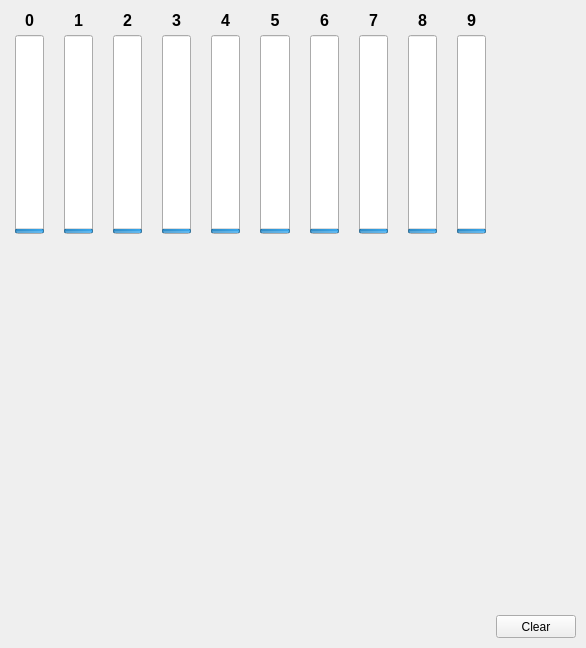
This is ui_mainwindow.ui in StepanTWL/RecognizeNumber as Qt 5 draws it before an edit. The edited form follows.
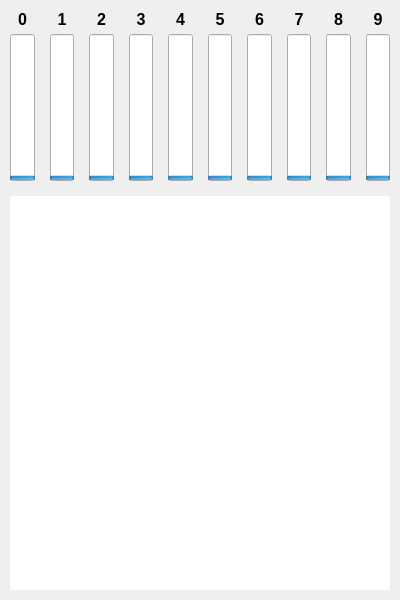
This is the edited form.

```diff
--- a/ui_mainwindow.ui
+++ b/ui_mainwindow.ui
@@ -6,15 +6,15 @@
    <rect>
     <x>0</x>
     <y>0</y>
-    <width>586</width>
-    <height>648</height>
+    <width>400</width>
+    <height>600</height>
    </rect>
   </property>
   <property name="windowTitle">
    <string>MainWindow</string>
   </property>
   <widget class="QWidget" name="centralwidget">
-   <layout class="QGridLayout" name="gridLayout" rowstretch="1,10,20" columnstretch="20,2">
+   <layout class="QGridLayout" name="gridLayout" rowstretch="1,100,250,0" columnstretch="0">
     <property name="leftMargin">
      <number>10</number>
     </property>
@@ -33,22 +33,22 @@
     <item row="1" column="0">
      <layout class="QHBoxLayout" name="horizontalLayout">
       <property name="spacing">
-       <number>20</number>
+       <number>15</number>
       </property>
       <property name="leftMargin">
-       <number>5</number>
+       <number>0</number>
       </property>
       <property name="topMargin">
        <number>0</number>
       </property>
       <property name="rightMargin">
-       <number>5</number>
+       <number>0</number>
       </property>
       <property name="bottomMargin">
-       <number>0</number>
+       <number>10</number>
       </property>
       <item>
-       <widget class="QProgressBar" name="progressBar_2">
+       <widget class="QProgressBar" name="progressBar_0">
         <property name="sizePolicy">
          <sizepolicy hsizetype="Minimum" vsizetype="Expanding">
           <horstretch>0</horstretch>
@@ -75,7 +75,29 @@
        </widget>
       </item>
       <item>
-       <widget class="QProgressBar" name="progressBar_4">
+       <widget class="QProgressBar" name="progressBar_1">
+        <property name="sizePolicy">
+         <sizepolicy hsizetype="Minimum" vsizetype="Expanding">
+          <horstretch>0</horstretch>
+          <verstretch>0</verstretch>
+         </sizepolicy>
+        </property>
+        <property name="value">
+         <number>1</number>
+        </property>
+        <property name="alignment">
+         <set>Qt::AlignCenter</set>
+        </property>
+        <property name="textVisible">
+         <bool>false</bool>
+        </property>
+        <property name="orientation">
+         <enum>Qt::Vertical</enum>
+        </property>
+       </widget>
+      </item>
+      <item>
+       <widget class="QProgressBar" name="progressBar_2">
         <property name="sizePolicy">
          <sizepolicy hsizetype="Minimum" vsizetype="Expanding">
           <horstretch>0</horstretch>
@@ -119,7 +141,7 @@
        </widget>
       </item>
       <item>
-       <widget class="QProgressBar" name="progressBar_10">
+       <widget class="QProgressBar" name="progressBar_4">
         <property name="sizePolicy">
          <sizepolicy hsizetype="Minimum" vsizetype="Expanding">
           <horstretch>0</horstretch>
@@ -141,7 +163,7 @@
        </widget>
       </item>
       <item>
-       <widget class="QProgressBar" name="progressBar_9">
+       <widget class="QProgressBar" name="progressBar_5">
         <property name="sizePolicy">
          <sizepolicy hsizetype="Minimum" vsizetype="Expanding">
           <horstretch>0</horstretch>
@@ -229,7 +251,7 @@
        </widget>
       </item>
       <item>
-       <widget class="QProgressBar" name="progressBar_5">
+       <widget class="QProgressBar" name="progressBar_9">
         <property name="sizePolicy">
          <sizepolicy hsizetype="Minimum" vsizetype="Expanding">
           <horstretch>0</horstretch>
@@ -247,87 +269,6 @@
         </property>
         <property name="orientation">
          <enum>Qt::Vertical</enum>
-        </property>
-       </widget>
-      </item>
-      <item>
-       <widget class="QProgressBar" name="progressBar">
-        <property name="sizePolicy">
-         <sizepolicy hsizetype="Minimum" vsizetype="Expanding">
-          <horstretch>0</horstretch>
-          <verstretch>0</verstretch>
-         </sizepolicy>
-        </property>
-        <property name="value">
-         <number>1</number>
-        </property>
-        <property name="alignment">
-         <set>Qt::AlignCenter</set>
-        </property>
-        <property name="textVisible">
-         <bool>false</bool>
-        </property>
-        <property name="orientation">
-         <enum>Qt::Vertical</enum>
-        </property>
-       </widget>
-      </item>
-     </layout>
-    </item>
-    <item row="2" column="1">
-     <layout class="QVBoxLayout" name="verticalLayout_3">
-      <property name="spacing">
-       <number>5</number>
-      </property>
-      <property name="topMargin">
-       <number>0</number>
-      </property>
-      <property name="rightMargin">
-       <number>0</number>
-      </property>
-      <property name="bottomMargin">
-       <number>0</number>
-      </property>
-      <item>
-       <spacer name="verticalSpacer">
-        <property name="orientation">
-         <enum>Qt::Vertical</enum>
-        </property>
-        <property name="sizeHint" stdset="0">
-         <size>
-          <width>20</width>
-          <height>40</height>
-         </size>
-        </property>
-       </spacer>
-      </item>
-      <item>
-       <widget class="QPushButton" name="pushButtonStop">
-        <property name="sizePolicy">
-         <sizepolicy hsizetype="Fixed" vsizetype="Fixed">
-          <horstretch>0</horstretch>
-          <verstretch>0</verstretch>
-         </sizepolicy>
-        </property>
-        <property name="minimumSize">
-         <size>
-          <width>80</width>
-          <height>23</height>
-         </size>
-        </property>
-        <property name="text">
-         <string>Clear</string>
-        </property>
-       </widget>
-      </item>
-     </layout>
-    </item>
-    <item row="2" column="0">
-     <layout class="QVBoxLayout" name="verticalLayout_2">
-      <item>
-       <widget class="QLabel" name="label_11">
-        <property name="text">
-         <string/>
         </property>
        </widget>
       </item>
@@ -336,13 +277,13 @@
     <item row="0" column="0">
      <layout class="QHBoxLayout" name="horizontalLayout_2">
       <property name="spacing">
-       <number>20</number>
+       <number>15</number>
       </property>
       <property name="leftMargin">
-       <number>5</number>
+       <number>0</number>
       </property>
       <property name="rightMargin">
-       <number>5</number>
+       <number>0</number>
       </property>
       <item>
        <widget class="QLabel" name="label">
@@ -363,7 +304,7 @@
        </widget>
       </item>
       <item>
-       <widget class="QLabel" name="label_2">
+       <widget class="QLabel" name="label_1">
         <property name="font">
          <font>
           <family>Arial</family>
@@ -381,7 +322,7 @@
        </widget>
       </item>
       <item>
-       <widget class="QLabel" name="label_3">
+       <widget class="QLabel" name="label_2">
         <property name="font">
          <font>
           <family>Arial</family>
@@ -399,7 +340,7 @@
        </widget>
       </item>
       <item>
-       <widget class="QLabel" name="label_4">
+       <widget class="QLabel" name="label_3">
         <property name="font">
          <font>
           <family>Arial</family>
@@ -417,7 +358,7 @@
        </widget>
       </item>
       <item>
-       <widget class="QLabel" name="label_5">
+       <widget class="QLabel" name="label_4">
         <property name="font">
          <font>
           <family>Arial</family>
@@ -434,24 +375,6 @@
         </property>
        </widget>
       </item>
-      <item>
-       <widget class="QLabel" name="label_7">
-        <property name="font">
-         <font>
-          <family>Arial</family>
-          <pointsize>12</pointsize>
-          <weight>75</weight>
-          <bold>true</bold>
-         </font>
-        </property>
-        <property name="text">
-         <string>5</string>
-        </property>
-        <property name="alignment">
-         <set>Qt::AlignCenter</set>
-        </property>
-       </widget>
-      </item>
       <item>
        <widget class="QLabel" name="label_6">
         <property name="font">
@@ -463,6 +386,24 @@
          </font>
         </property>
         <property name="text">
+         <string>5</string>
+        </property>
+        <property name="alignment">
+         <set>Qt::AlignCenter</set>
+        </property>
+       </widget>
+      </item>
+      <item>
+       <widget class="QLabel" name="label_5">
+        <property name="font">
+         <font>
+          <family>Arial</family>
+          <pointsize>12</pointsize>
+          <weight>75</weight>
+          <bold>true</bold>
+         </font>
+        </property>
+        <property name="text">
          <string>6</string>
         </property>
         <property name="alignment">
@@ -471,7 +412,7 @@
        </widget>
       </item>
       <item>
-       <widget class="QLabel" name="label_8">
+       <widget class="QLabel" name="label_7">
         <property name="font">
          <font>
           <family>Arial</family>
@@ -489,7 +430,7 @@
        </widget>
       </item>
       <item>
-       <widget class="QLabel" name="label_9">
+       <widget class="QLabel" name="label_8">
         <property name="font">
          <font>
           <family>Arial</family>
@@ -507,7 +448,7 @@
        </widget>
       </item>
       <item>
-       <widget class="QLabel" name="label_10">
+       <widget class="QLabel" name="label_9">
         <property name="font">
          <font>
           <family>Arial</family>
@@ -526,6 +467,24 @@
       </item>
      </layout>
     </item>
+    <item row="2" column="0">
+     <widget class="QWidget" name="widget" native="true">
+      <property name="mouseTracking">
+       <bool>false</bool>
+      </property>
+      <property name="tabletTracking">
+       <bool>false</bool>
+      </property>
+      <property name="styleSheet">
+       <string notr="true">border-color: rgb(255, 0, 0);
+background-color: rgb(255, 255, 255);
+border-left-color: rgb(255, 0, 0);
+border-bottom-color: rgb(255, 0, 0);
+border-right-color: rgb(255, 0, 0);
+border-top-color: rgb(255, 0, 0);</string>
+      </property>
+     </widget>
+    </item>
    </layout>
   </widget>
   <action name="actionNew">
```
Left out of the diff: 2 changed lines with no effect on the pictures.
